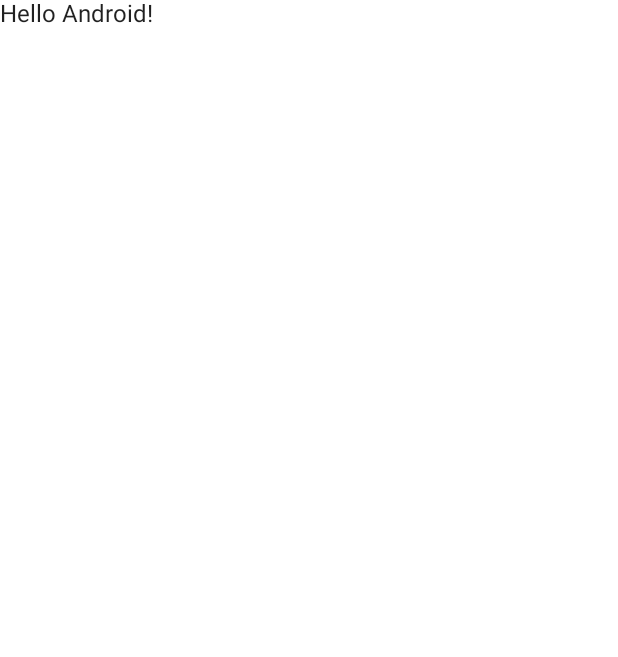
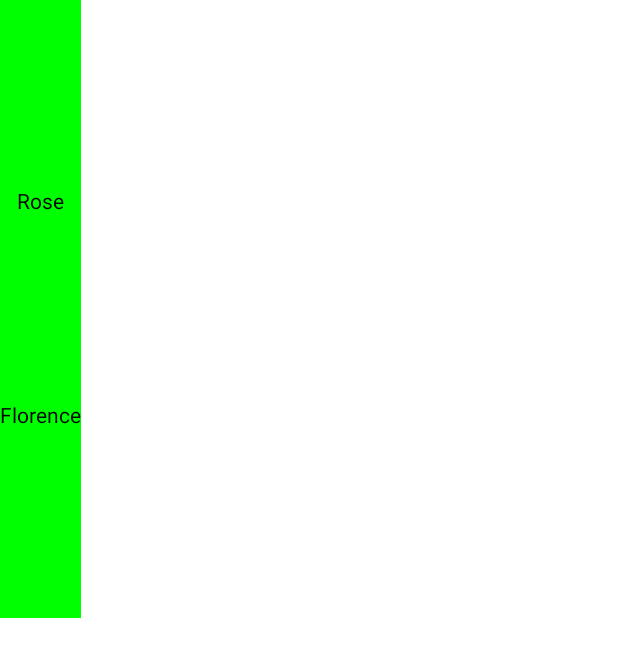
Before and after one commit to EmmanuelAmet/Android-App-Using-Jetpack-Compose-Kotlin, an Android app built with Jetpack Compose: the screen it shows after launch (MainActivity), on a phone screen of 412 x 824 dp. Before the commit the part shown is almost empty. Shown: the top 657 px of the screen. Run offline under Robolectric (Android 15) with nearby library versions, the phone set to English and light mode, and no system bars.

Commit message:
Column added.

```diff
--- a/app/src/main/java/com/emmanuel/jetpack_compose/MainActivity.kt
+++ b/app/src/main/java/com/emmanuel/jetpack_compose/MainActivity.kt
@@ -3,10 +3,18 @@ package com.emmanuel.jetpack_compose
 import android.os.Bundle
 import androidx.activity.ComponentActivity
 import androidx.activity.compose.setContent
+import androidx.compose.foundation.background
+import androidx.compose.foundation.layout.Arrangement
+import androidx.compose.foundation.layout.Column
+import androidx.compose.foundation.layout.fillMaxHeight
+import androidx.compose.foundation.layout.fillMaxSize
 import androidx.compose.material.MaterialTheme
 import androidx.compose.material.Surface
 import androidx.compose.material.Text
 import androidx.compose.runtime.Composable
+import androidx.compose.ui.Alignment
+import androidx.compose.ui.Modifier
+import androidx.compose.ui.graphics.Color
 import androidx.compose.ui.tooling.preview.Preview
 import com.emmanuel.jetpack_compose.ui.theme.Jetpack_composeTheme
 
@@ -14,11 +22,13 @@ class MainActivity : ComponentActivity() {
     override fun onCreate(savedInstanceState: Bundle?) {
         super.onCreate(savedInstanceState)
         setContent {
-            Jetpack_composeTheme {
-                // A surface container using the 'background' color from the theme
-                Surface(color = MaterialTheme.colors.background) {
-                    Greeting("Android")
-                }
+            Column(modifier = Modifier
+                .fillMaxHeight(0.5f)
+                .background(Color.Green),
+                horizontalAlignment = Alignment.CenterHorizontally,
+                verticalArrangement = Arrangement.SpaceEvenly) {
+                Text("Rose")
+                Text("Florence")
             }
         }
     }
```
